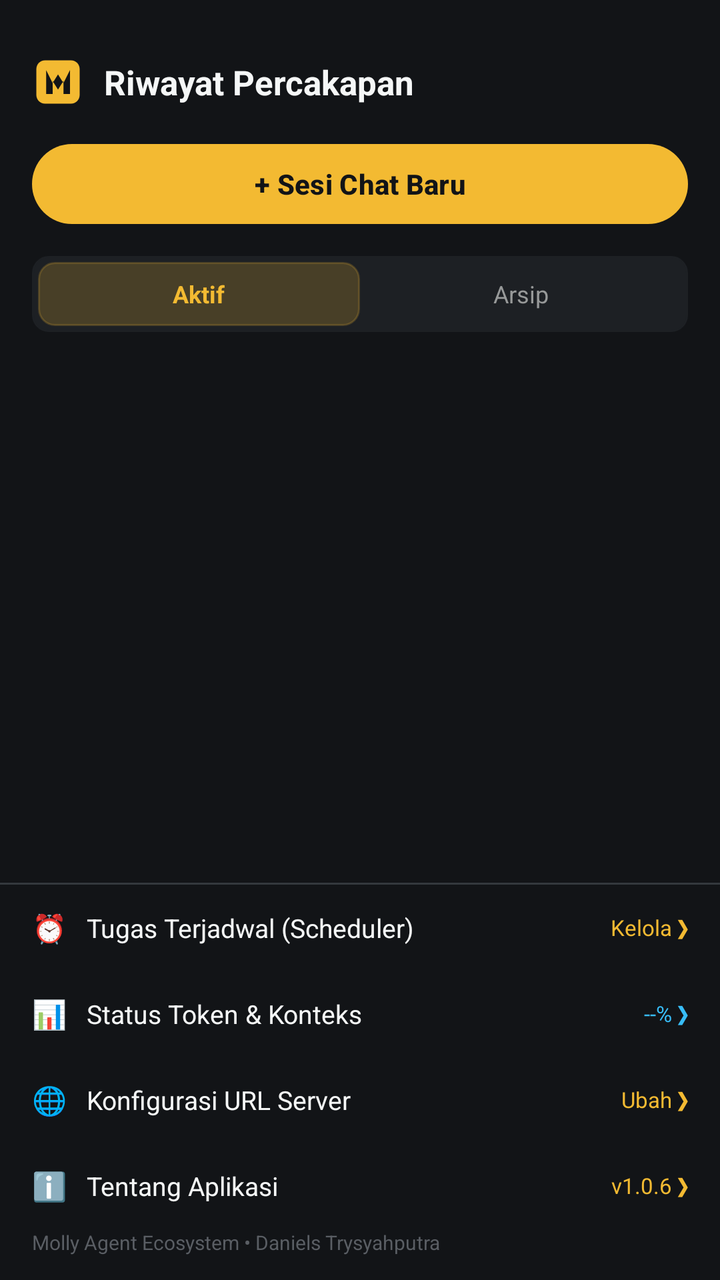
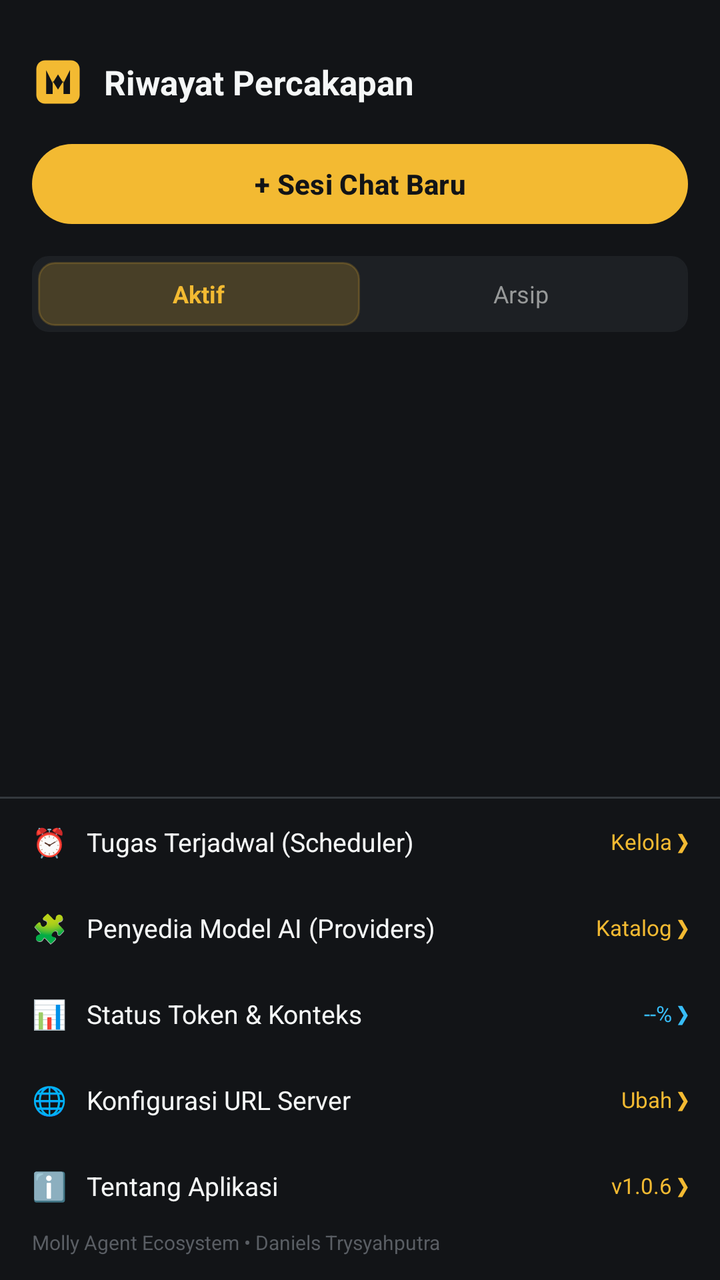

Screens rendered from an Android XML layout before and after an edit, with the pre-edit source and the edit as a unified diff.
<!-- AndroidManifest.xml: application theme Theme.MollyAgent -->
<!-- res/layout/layout_session_drawer.xml -->
<?xml version="1.0" encoding="utf-8"?>
<LinearLayout xmlns:android="http://schemas.android.com/apk/res/android"
    xmlns:app="http://schemas.android.com/apk/res-auto"
    android:layout_width="300dp"
    android:layout_height="match_parent"
    android:layout_gravity="start"
    android:background="@color/bg_dark"
    android:clickable="true"
    android:focusable="true"
    android:orientation="vertical"
    android:paddingTop="28dp">

    
    <LinearLayout
        android:layout_width="match_parent"
        android:layout_height="wrap_content"
        android:gravity="center_vertical"
        android:orientation="horizontal"
        android:paddingHorizontal="16dp"
        android:paddingBottom="14dp">

        <ImageView
            android:layout_width="26dp"
            android:layout_height="26dp"
            android:contentDescription="Molly"
            android:src="@drawable/ic_molly_logo" />

        <TextView
            android:layout_width="0dp"
            android:layout_height="wrap_content"
            android:layout_marginStart="10dp"
            android:layout_weight="1"
            android:text="Riwayat Percakapan"
            android:textColor="@color/text_white"
            android:textSize="17sp"
            android:textStyle="bold" />
    </LinearLayout>

    
    <com.google.android.material.button.MaterialButton
        android:id="@+id/btnDrawerNewSession"
        android:layout_width="match_parent"
        android:layout_height="48dp"
        android:layout_marginHorizontal="16dp"
        android:layout_marginBottom="12dp"
        android:text="+ Sesi Chat Baru"
        android:textColor="#121417"
        android:textSize="14sp"
        android:textStyle="bold"
        app:backgroundTint="@color/primary_gold"
        app:cornerRadius="24dp" />

    
    <LinearLayout
        android:layout_width="match_parent"
        android:layout_height="wrap_content"
        android:layout_marginHorizontal="16dp"
        android:layout_marginBottom="10dp"
        android:background="@drawable/bg_action_pill"
        android:backgroundTint="@color/card_dark"
        android:orientation="horizontal"
        android:padding="3dp">

        <TextView
            android:id="@+id/tabActiveSessions"
            android:layout_width="0dp"
            android:layout_height="32dp"
            android:layout_weight="1"
            android:background="@drawable/bg_action_pill"
            android:backgroundTint="#33F3BA32"
            android:gravity="center"
            android:text="Aktif"
            android:textColor="@color/primary_gold"
            android:textSize="12sp"
            android:textStyle="bold" />

        <TextView
            android:id="@+id/tabArchivedSessions"
            android:layout_width="0dp"
            android:layout_height="32dp"
            android:layout_weight="1"
            android:background="@android:color/transparent"
            android:gravity="center"
            android:text="Arsip"
            android:textColor="@color/text_muted"
            android:textSize="12sp" />
    </LinearLayout>

    
    <androidx.recyclerview.widget.RecyclerView
        android:id="@+id/rvDrawerSessions"
        android:layout_width="match_parent"
        android:layout_height="0dp"
        android:layout_weight="1"
        android:clipToPadding="false"
        android:paddingVertical="4dp" />

    
    <TextView
        android:id="@+id/tvEmptySessions"
        android:layout_width="match_parent"
        android:layout_height="wrap_content"
        android:layout_marginTop="32dp"
        android:gravity="center"
        android:text="Belum ada sesi percakapan"
        android:textColor="@color/text_muted"
        android:textSize="13sp"
        android:visibility="gone" />

    
    <View
        android:layout_width="match_parent"
        android:layout_height="1dp"
        android:background="@color/border_dark" />

    
    <LinearLayout
        android:id="@+id/btnDrawerScheduler"
        android:layout_width="match_parent"
        android:layout_height="wrap_content"
        android:background="?selectableItemBackground"
        android:clickable="true"
        android:focusable="true"
        android:gravity="center_vertical"
        android:orientation="horizontal"
        android:paddingHorizontal="16dp"
        android:paddingVertical="12dp">

        <TextView
            android:layout_width="wrap_content"
            android:layout_height="wrap_content"
            android:text="⏰"
            android:textSize="14sp" />

        <TextView
            android:layout_width="0dp"
            android:layout_height="wrap_content"
            android:layout_marginStart="10dp"
            android:layout_weight="1"
            android:text="Tugas Terjadwal (Scheduler)"
            android:textColor="@color/text_white"
            android:textSize="13sp" />

        <TextView
            android:layout_width="wrap_content"
            android:layout_height="wrap_content"
            android:text="Kelola ❯"
            android:textColor="@color/primary_gold"
            android:textSize="11sp" />
    </LinearLayout>

    
    <LinearLayout
        android:id="@+id/btnDrawerStatus"
        android:layout_width="match_parent"
        android:layout_height="wrap_content"
        android:background="?selectableItemBackground"
        android:clickable="true"
        android:focusable="true"
        android:gravity="center_vertical"
        android:orientation="horizontal"
        android:paddingHorizontal="16dp"
        android:paddingVertical="12dp">

        <TextView
            android:layout_width="wrap_content"
            android:layout_height="wrap_content"
            android:text="📊"
            android:textSize="14sp" />

        <TextView
            android:layout_width="0dp"
            android:layout_height="wrap_content"
            android:layout_marginStart="10dp"
            android:layout_weight="1"
            android:text="Status Token &amp; Konteks"
            android:textColor="@color/text_white"
            android:textSize="13sp" />

        <TextView
            android:id="@+id/tvDrawerStatusBadge"
            android:layout_width="wrap_content"
            android:layout_height="wrap_content"
            android:text="--% ❯"
            android:textColor="#38BDF8"
            android:textSize="11sp" />
    </LinearLayout>

    
    <LinearLayout
        android:id="@+id/btnDrawerServerConfig"
        android:layout_width="match_parent"
        android:layout_height="wrap_content"
        android:background="?selectableItemBackground"
        android:clickable="true"
        android:focusable="true"
        android:gravity="center_vertical"
        android:orientation="horizontal"
        android:paddingHorizontal="16dp"
        android:paddingVertical="12dp">

        <TextView
            android:layout_width="wrap_content"
            android:layout_height="wrap_content"
            android:text="🌐"
            android:textSize="14sp" />

        <TextView
            android:layout_width="0dp"
            android:layout_height="wrap_content"
            android:layout_marginStart="10dp"
            android:layout_weight="1"
            android:text="Konfigurasi URL Server"
            android:textColor="@color/text_white"
            android:textSize="13sp" />

        <TextView
            android:id="@+id/tvDrawerServerBadge"
            android:layout_width="wrap_content"
            android:layout_height="wrap_content"
            android:text="Ubah ❯"
            android:textColor="@color/primary_gold"
            android:textSize="11sp" />
    </LinearLayout>

    
    <LinearLayout
        android:id="@+id/btnDrawerAbout"
        android:layout_width="match_parent"
        android:layout_height="wrap_content"
        android:background="?selectableItemBackground"
        android:clickable="true"
        android:focusable="true"
        android:gravity="center_vertical"
        android:orientation="horizontal"
        android:paddingHorizontal="16dp"
        android:paddingVertical="12dp">

        <TextView
            android:layout_width="wrap_content"
            android:layout_height="wrap_content"
            android:text="ℹ️"
            android:textSize="14sp" />

        <TextView
            android:layout_width="0dp"
            android:layout_height="wrap_content"
            android:layout_marginStart="10dp"
            android:layout_weight="1"
            android:text="Tentang Aplikasi"
            android:textColor="@color/text_white"
            android:textSize="13sp" />

        <TextView
            android:layout_width="wrap_content"
            android:layout_height="wrap_content"
            android:text="v1.0.6 ❯"
            android:textColor="@color/primary_gold"
            android:textSize="11sp" />
    </LinearLayout>

    <TextView
        android:id="@+id/tvDrawerFooter"
        android:layout_width="match_parent"
        android:layout_height="wrap_content"
        android:paddingHorizontal="16dp"
        android:paddingBottom="12dp"
        android:text="Molly Agent Ecosystem • Daniels Trysyahputra"
        android:textColor="#5A5E64"
        android:textSize="10sp" />

</LinearLayout>
<!-- resources referenced by this layout -->
<resources>
  <color name="bg_dark">#121417</color>
  <color name="border_dark">#34383D</color>
  <color name="card_dark">#1D2024</color>
  <color name="primary_gold">#F3BA32</color>
  <color name="text_muted">#979999</color>
  <color name="text_white">#F5F7F7</color>
  <!-- drawable bg_action_pill (drawable) -->
  <?xml version="1.0" encoding="utf-8"?>
  <shape xmlns:android="http://schemas.android.com/apk/res/android"
      android:shape="rectangle">
      <solid android:color="#242830" />
      <stroke
          android:width="1dp"
          android:color="#363C48" />
      <corners android:radius="8dp" />
      <padding
          android:bottom="5dp"
          android:left="9dp"
          android:right="9dp"
          android:top="5dp" />
  </shape>
  <!-- drawable ic_molly_logo (drawable) -->
  <vector xmlns:android="http://schemas.android.com/apk/res/android"
      android:width="96dp"
      android:height="96dp"
      android:viewportWidth="96"
      android:viewportHeight="96">
      
      <path
          android:fillColor="#F3BA32"
          android:pathData="M24,8 L72,8 C80.8,8 88,15.2 88,24 L88,72 C88,80.8 80.8,88 72,88 L24,88 C15.2,88 8,80.8 8,72 L8,24 C8,15.2 15.2,8 24,8 Z" />
      
      <path
          android:fillColor="#121417"
          android:pathData="M26,70 L26,26 L38,50 L48,34 L58,50 L70,26 L70,70 L58,70 L58,46 L48,62 L38,46 L38,70 Z" />
  </vector>
  <style name="Theme.MollyAgent" parent="Theme.Material3.Dark.NoActionBar">
          <item name="colorPrimary">@color/primary_gold</item>
          <item name="colorPrimaryDark">@color/primary_gold_dark</item>
          <item name="colorSecondary">@color/primary_gold</item>
          <item name="android:windowBackground">@color/bg_dark</item>
          <item name="android:statusBarColor">@color/bg_dark</item>
          <item name="android:navigationBarColor">@color/bg_dark</item>
      </style>
  <color name="primary_gold_dark">#E2AB28</color>
</resources>

<!-- the commit's change to res/layout/layout_session_drawer.xml (unified diff, before → after) -->
@@ -151,6 +151,42 @@
 
     
     <LinearLayout
+        android:id="@+id/btnDrawerProviders"
+        android:layout_width="match_parent"
+        android:layout_height="wrap_content"
+        android:background="?selectableItemBackground"
+        android:clickable="true"
+        android:focusable="true"
+        android:gravity="center_vertical"
+        android:orientation="horizontal"
+        android:paddingHorizontal="16dp"
+        android:paddingVertical="12dp">
+
+        <TextView
+            android:layout_width="wrap_content"
+            android:layout_height="wrap_content"
+            android:text="🧩"
+            android:textSize="14sp" />
+
+        <TextView
+            android:layout_width="0dp"
+            android:layout_height="wrap_content"
+            android:layout_marginStart="10dp"
+            android:layout_weight="1"
+            android:text="Penyedia Model AI (Providers)"
+            android:textColor="@color/text_white"
+            android:textSize="13sp" />
+
+        <TextView
+            android:layout_width="wrap_content"
+            android:layout_height="wrap_content"
+            android:text="Katalog ❯"
+            android:textColor="@color/primary_gold"
+            android:textSize="11sp" />
+    </LinearLayout>
+
+    
+    <LinearLayout
         android:id="@+id/btnDrawerStatus"
         android:layout_width="match_parent"
         android:layout_height="wrap_content"
